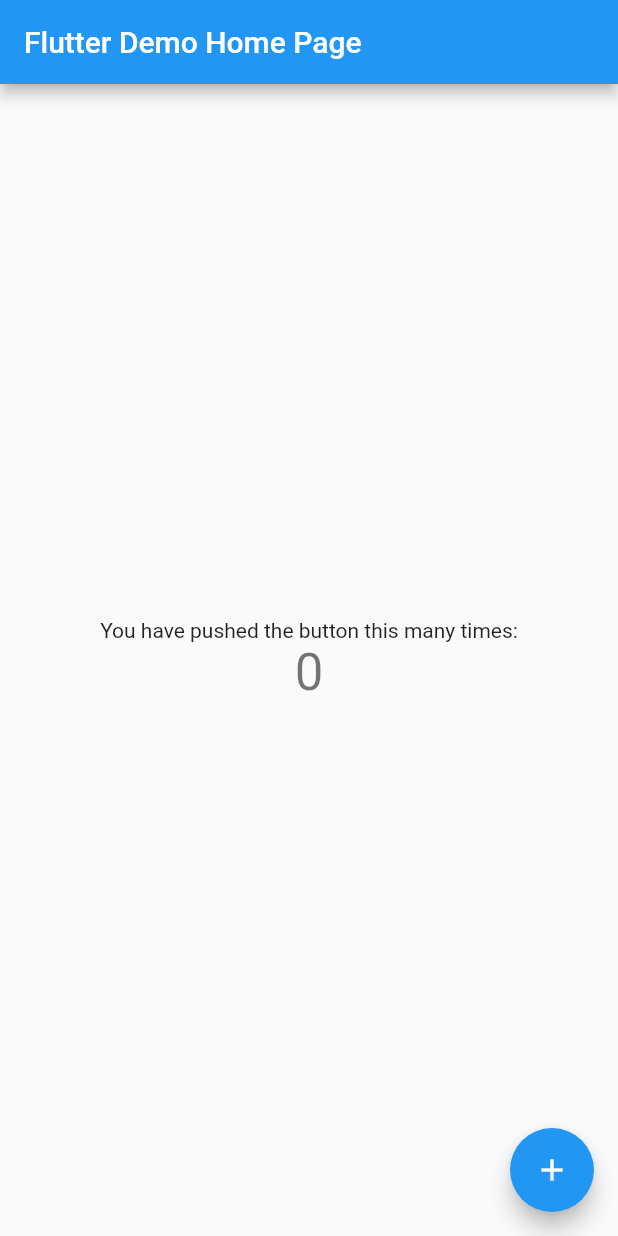
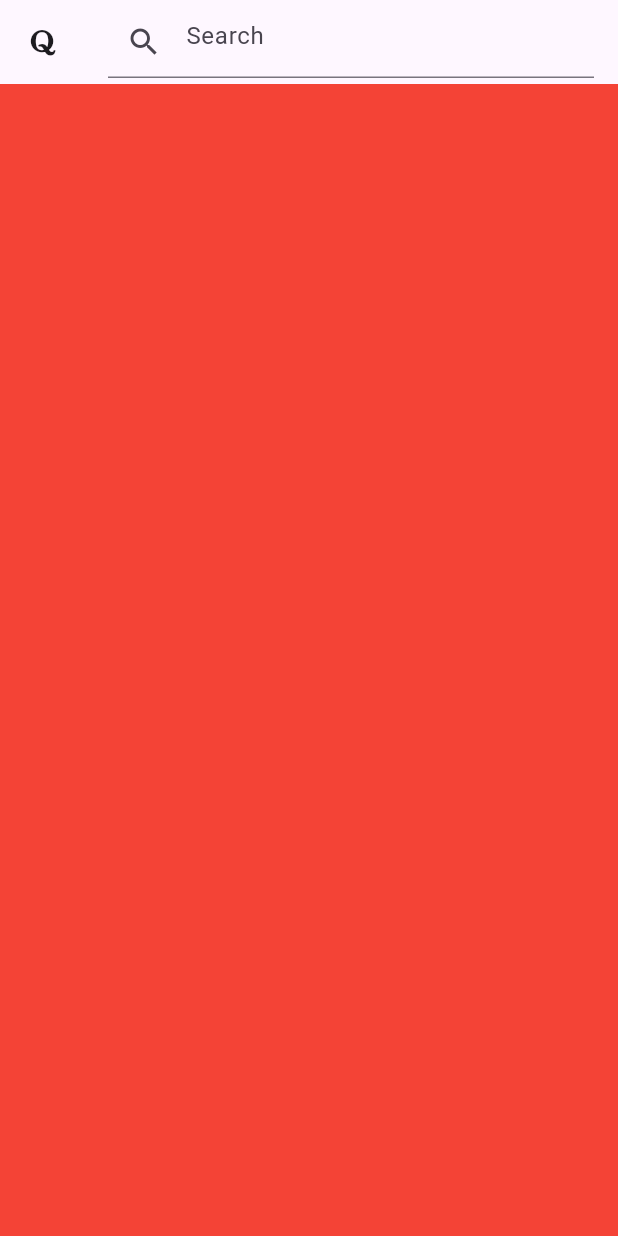
Before and after one commit to luizpaulofranz/flutter-quotes, a Flutter app: the screen it shows after launch, on a phone screen of 412 x 824 dp. Run offline on Flutter 3.47's test engine with Material 2 defaults, Android fonts, the phone set to English and light mode, and no system bars; our stand-ins replace dartz, dio, equatable.

```diff
--- /dev/null
+++ b/lib/core/components/custom_app_bar.dart
@@ -0,0 +1,18 @@
+import 'package:flutter/material.dart';
+
+class CustomAppBar extends PreferredSize {
+  CustomAppBar({super.key})
+      : super(
+          preferredSize: const Size.fromHeight(kToolbarHeight),
+          child: AppBar(
+            centerTitle: true,
+            leading: const Icon(Icons.quora_outlined),
+            title: const TextField(
+              decoration: InputDecoration(
+                hintText: "Search",
+                prefixIcon: Icon(Icons.search),
+              ),
+            ),
+          ),
+        );
+}
--- /dev/null
+++ b/lib/features/quotes/presentation/quotes_list_screen.dart
@@ -0,0 +1,16 @@
+import 'package:flutter/material.dart';
+import 'package:quotes/core/components/custom_app_bar.dart';
+
+class QuotesListScreen extends StatelessWidget {
+  const QuotesListScreen({super.key});
+
+  @override
+  Widget build(BuildContext context) {
+    return Scaffold(
+      appBar: CustomAppBar(),
+      body: SafeArea(
+        child: Container(color: Colors.red),
+      ),
+    );
+  }
+}
--- a/lib/main.dart
+++ b/lib/main.dart
@@ -5,6 +5,7 @@ import 'package:quotes/features/quotes/data/repositories/quote_repository_impl.d
 import 'package:quotes/features/quotes/domain/use_cases/get_quotes_use_case.dart';
 
 import 'features/quotes/data/data_sources/quote_data_source_impl.dart';
+import 'features/quotes/presentation/quotes_list_screen.dart';
 
 void main() {
   runApp(const MyApp());
@@ -17,11 +18,13 @@ class MyApp extends StatelessWidget {
   @override
   Widget build(BuildContext context) {
     return MaterialApp(
-      title: 'Flutter Demo',
+      title: 'Quotes',
+      debugShowCheckedModeBanner: false,
       theme: ThemeData(
         primarySwatch: Colors.blue,
+        useMaterial3: true,
       ),
-      home: const MyHomePage(title: 'Flutter Demo Home Page'),
+      home: const QuotesListScreen(),
     );
   }
 }
```
